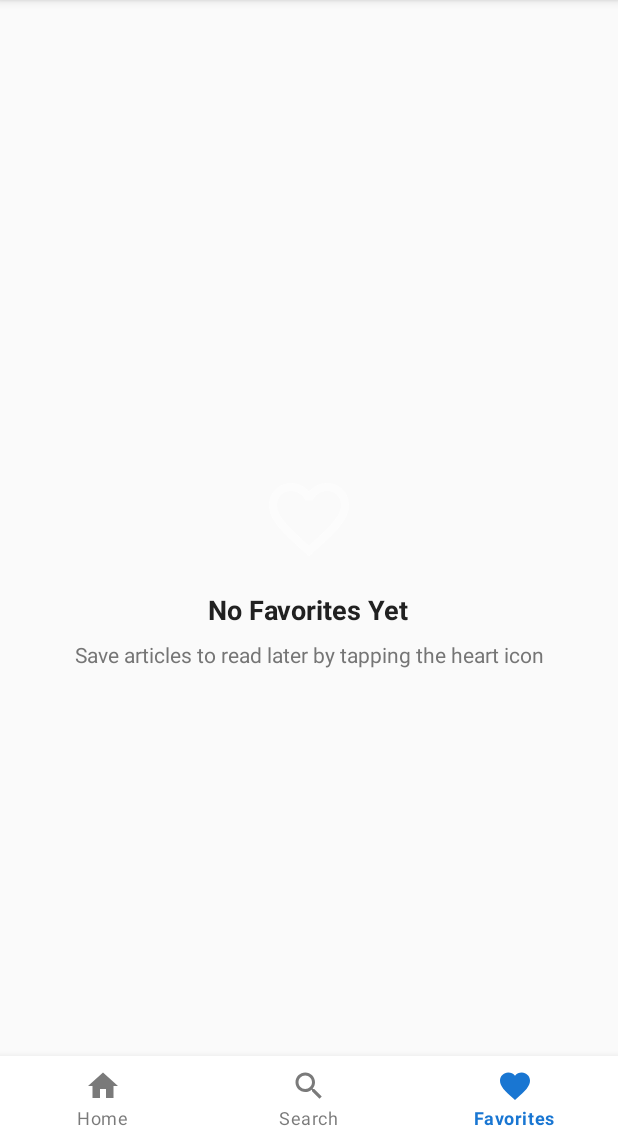
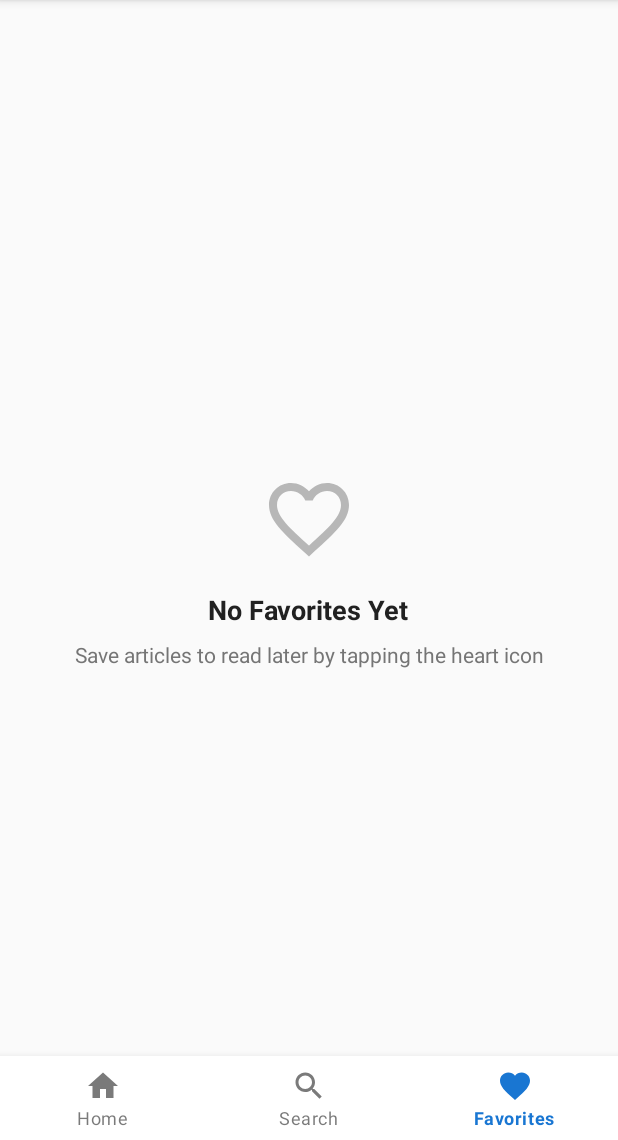
Before and after one commit to Rezka08/SnapNews, an Android app: the screen it shows after launch (MainActivity), item 3 of the bottom bar chosen, on a phone screen of 412 x 824 dp, the part 96-1236 px from its top. Run offline under Robolectric (Android 15) with nearby library versions, the phone set to English and light mode, and no system bars; our stand-ins replace navigation-ui; pictures from the network do not load; 4 statements that could not run were skipped.

Commit message:
fix: Fixing dark mode theme didnt work

```diff
--- a/app/src/main/res/values-night/themes.xml
+++ b/app/src/main/res/values-night/themes.xml
@@ -1,17 +1,43 @@
+<?xml version="1.0" encoding="utf-8"?>
 <resources>
-    <!-- CHANGE: From Theme.AppCompat to Theme.MaterialComponents -->
     <style name="Theme.SnapNews" parent="Theme.MaterialComponents.DayNight.DarkActionBar">
+        <!-- Primary Brand Colors -->
         <item name="colorPrimary">@color/primary_color_dark</item>
-        <item name="colorPrimaryDark">@color/primary_dark_color</item>
-        <item name="colorAccent">@color/secondary_color</item>
+        <item name="colorPrimaryVariant">@color/primary_variant_dark</item>
+        <item name="colorOnPrimary">@color/on_primary_dark</item>
+
+        <!-- Secondary Brand Colors -->
+        <item name="colorSecondary">@color/secondary_color_dark</item>
+        <item name="colorSecondaryVariant">@color/secondary_variant_dark</item>
+        <item name="colorOnSecondary">@color/on_secondary_dark</item>
+
+        <!-- Background Colors -->
         <item name="android:colorBackground">@color/background_color_dark</item>
         <item name="colorSurface">@color/surface_color_dark</item>
+        <item name="colorOnBackground">@color/on_background_dark</item>
         <item name="colorOnSurface">@color/on_surface_dark</item>
-        <item name="colorOnPrimary">@color/on_primary</item>
-        <item name="colorError">@color/error_color</item>
-        <item name="android:statusBarColor">@color/primary_color_dark</item>
+
+        <!-- Surface Variants -->
+        <item name="colorSurfaceVariant">@color/surface_variant_dark</item>
+        <item name="colorOnSurfaceVariant">@color/on_surface_variant_dark</item>
+
+        <!-- Outline Colors -->
+        <item name="colorOutline">@color/outline_dark</item>
+        <item name="colorOutlineVariant">@color/outline_variant_dark</item>
+
+        <!-- Error Colors -->
+        <item name="colorError">@color/error_color_dark</item>
+        <item name="colorOnError">@color/on_error_dark</item>
+
+        <!-- Status & Navigation Bars -->
+        <item name="android:statusBarColor">@color/surface_color_dark</item>
         <item name="android:navigationBarColor">@color/surface_color_dark</item>
         <item name="android:windowLightStatusBar">false</item>
+        <item name="android:windowLightNavigationBar">false</item>
+
+        <!-- Deprecated but still used -->
+        <item name="colorPrimaryDark">@color/primary_variant_dark</item>
+        <item name="colorAccent">@color/secondary_color_dark</item>
     </style>
 
     <style name="Theme.SnapNews.NoActionBar">
--- a/app/src/main/res/values/themes.xml
+++ b/app/src/main/res/values/themes.xml
@@ -1,17 +1,43 @@
 <?xml version="1.0" encoding="utf-8"?>
 <resources>
     <style name="Theme.SnapNews" parent="Theme.MaterialComponents.DayNight.DarkActionBar">
+        <!-- Primary Brand Colors -->
         <item name="colorPrimary">@color/primary_color</item>
-        <item name="colorPrimaryDark">@color/primary_dark_color</item>
-        <item name="colorAccent">@color/secondary_color</item>
+        <item name="colorPrimaryVariant">@color/primary_dark_color</item>
+        <item name="colorOnPrimary">@color/on_primary</item>
+
+        <!-- Secondary Brand Colors -->
+        <item name="colorSecondary">@color/secondary_color</item>
+        <item name="colorSecondaryVariant">@color/secondary_dark_color</item>
+        <item name="colorOnSecondary">@color/on_secondary</item>
+
+        <!-- Background Colors -->
         <item name="android:colorBackground">@color/background_color</item>
         <item name="colorSurface">@color/surface_color</item>
+        <item name="colorOnBackground">@color/on_background</item>
         <item name="colorOnSurface">@color/on_surface</item>
-        <item name="colorOnPrimary">@color/on_primary</item>
+
+        <!-- Surface Variants -->
+        <item name="colorSurfaceVariant">@color/surface_variant_color</item>
+        <item name="colorOnSurfaceVariant">@color/on_surface_variant</item>
+
+        <!-- Outline Colors -->
+        <item name="colorOutline">@color/outline_color</item>
+        <item name="colorOutlineVariant">@color/outline_variant_color</item>
+
+        <!-- Error Colors -->
         <item name="colorError">@color/error_color</item>
+        <item name="colorOnError">@color/on_error</item>
+
+        <!-- Status & Navigation Bars -->
         <item name="android:statusBarColor">@color/primary_color</item>
         <item name="android:navigationBarColor">@color/surface_color</item>
         <item name="android:windowLightStatusBar">false</item>
+        <item name="android:windowLightNavigationBar">true</item>
+
+        <!-- Deprecated but still used -->
+        <item name="colorPrimaryDark">@color/primary_dark_color</item>
+        <item name="colorAccent">@color/secondary_color</item>
     </style>
 
     <style name="Theme.SnapNews.NoActionBar">
```
